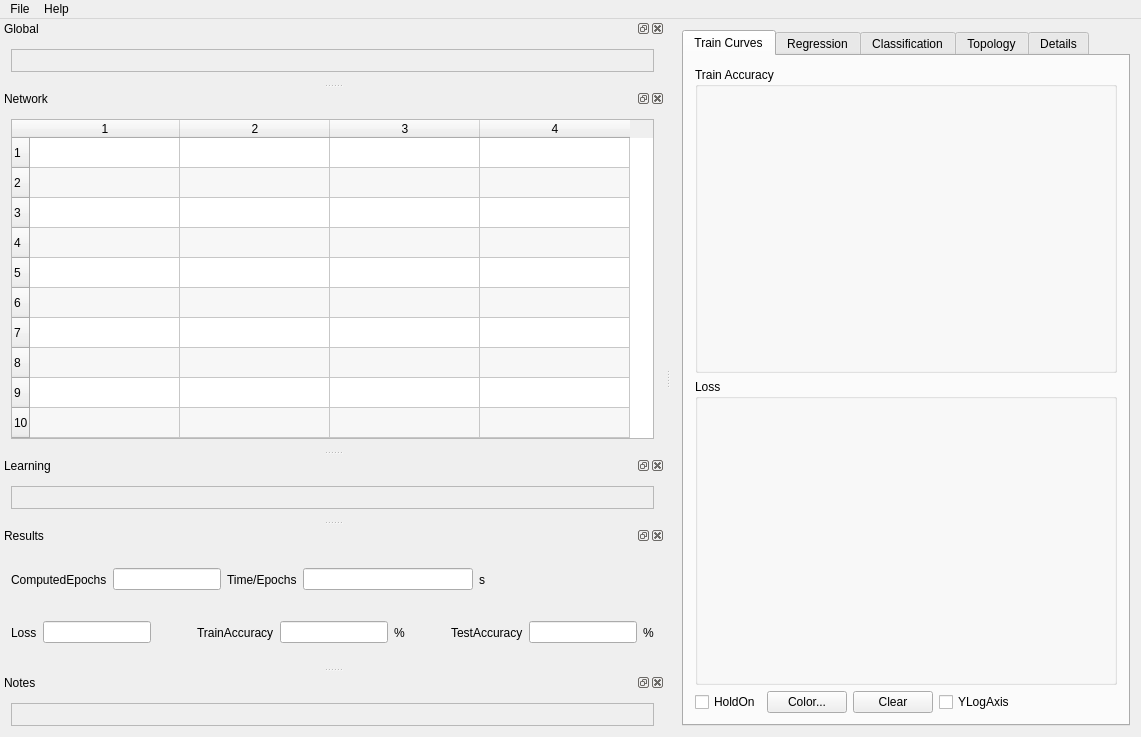
Qt form src/DNNLab/mainwindow.ui (edeforas/BeeDNN) before a commit.
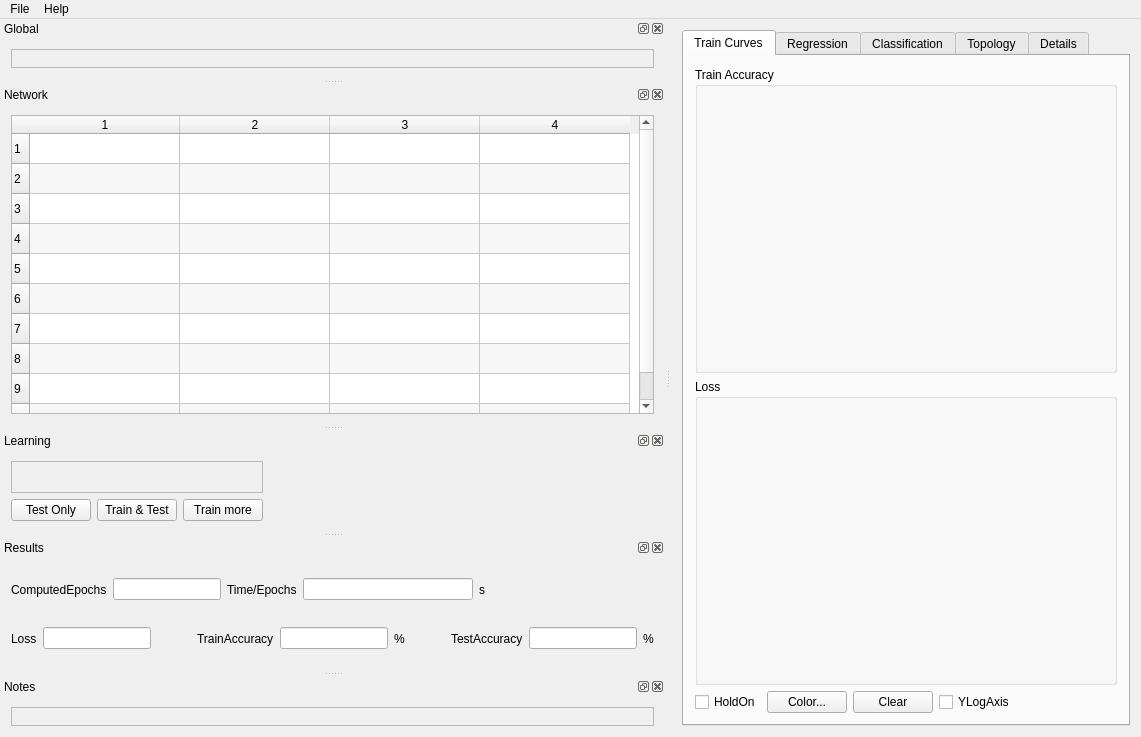
The same form after that commit. Custom widgets are drawn as their Qt base class.

Commit message: better learning dialog

The edit to the form file:
```diff
--- a/src/DNNLab/mainwindow.ui
+++ b/src/DNNLab/mainwindow.ui
@@ -380,6 +380,44 @@
        </property>
       </widget>
      </item>
+     <item row="1" column="0">
+      <layout class="QHBoxLayout" name="horizontalLayout">
+       <item>
+        <widget class="QPushButton" name="btnTestOnly">
+         <property name="text">
+          <string>Test Only</string>
+         </property>
+        </widget>
+       </item>
+       <item>
+        <widget class="QPushButton" name="btnTrainAndTest">
+         <property name="text">
+          <string>Train &amp;&amp; Test</string>
+         </property>
+        </widget>
+       </item>
+       <item>
+        <widget class="QPushButton" name="btnTrainMore">
+         <property name="text">
+          <string>Train more</string>
+         </property>
+        </widget>
+       </item>
+      </layout>
+     </item>
+     <item row="1" column="1">
+      <spacer name="horizontalSpacer">
+       <property name="orientation">
+        <enum>Qt::Horizontal</enum>
+       </property>
+       <property name="sizeHint" stdset="0">
+        <size>
+         <width>40</width>
+         <height>20</height>
+        </size>
+       </property>
+      </spacer>
+     </item>
     </layout>
    </widget>
   </widget>
```
Left out of the diff: 2 changed lines with no effect on the pictures. The commit also changes 5 other files.
